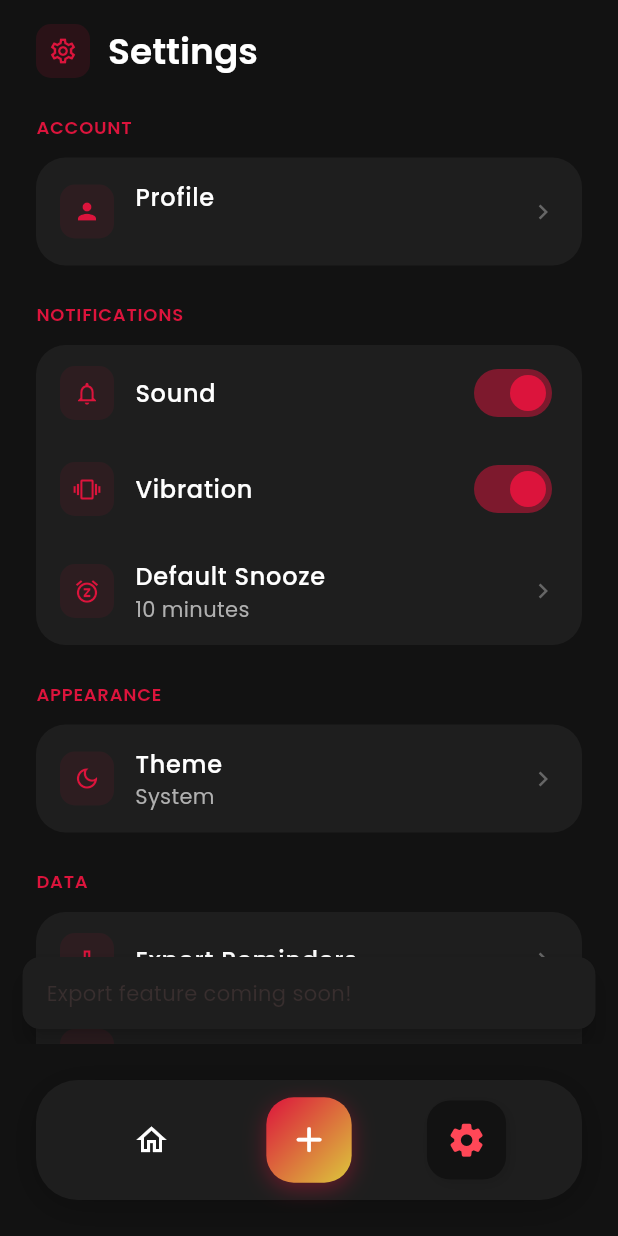
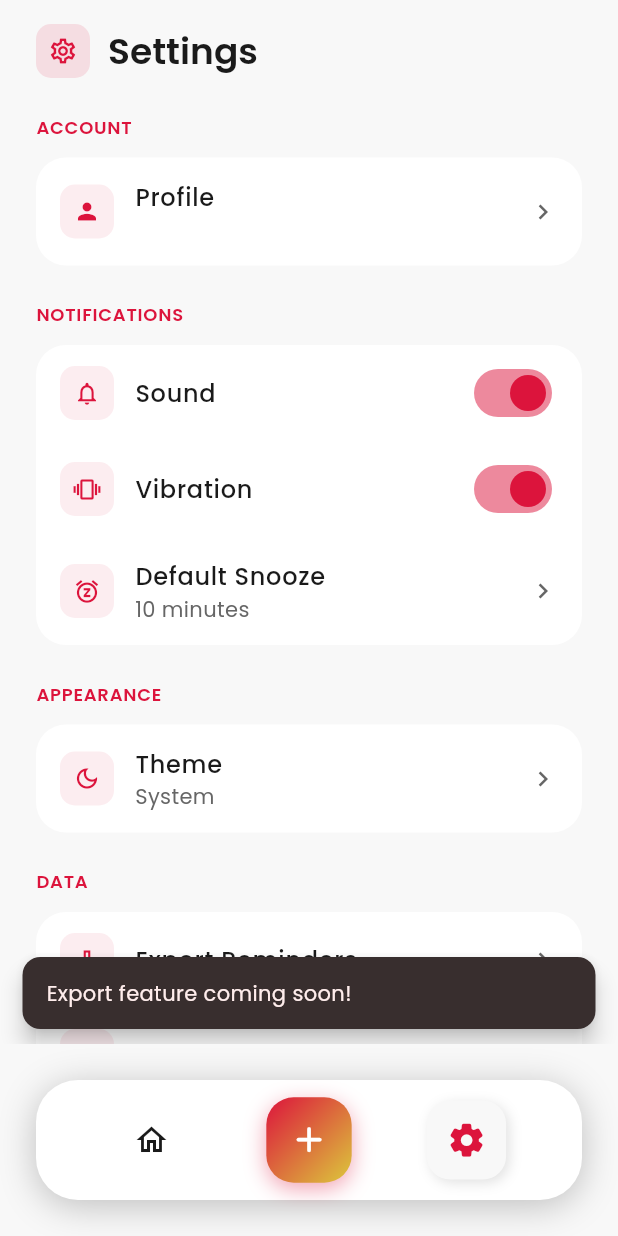
Before and after one commit to Mathew222/Ping, a Flutter app: the SettingsScreen screen opened by its route, after a tap on "Export Reminders", on a phone screen of 412 x 824 dp. Run offline on Flutter 3.47's test engine with Material 3 defaults, Android fonts, the phone set to English and light mode, and no system bars; drawn by our look-alikes of flutter_animate; our stand-ins replace flutter_local_notifications, flutter_riverpod, go_router, google_fonts, shared_preferences, supabase_flutter and 1 more; accounts and stored records are empty.

Commit message:
feat: implement theme switching - users can now choose Light/Dark/System mode

```diff
--- a/lib/app/app.dart
+++ b/lib/app/app.dart
@@ -2,6 +2,7 @@ import 'package:flutter/material.dart';
 import 'package:flutter_riverpod/flutter_riverpod.dart';
 import 'package:ping/app/router.dart';
 import 'package:ping/app/theme/ping_theme.dart';
+import 'package:ping/app/theme/theme_provider.dart';
 import 'package:ping/features/reminders/presentation/providers/reminders_provider.dart';
 
 /// Main Ping application
@@ -11,6 +12,7 @@ class PingApp extends ConsumerWidget {
   @override
   Widget build(BuildContext context, WidgetRef ref) {
     final router = ref.watch(routerProvider);
+    final themeMode = ref.watch(themeModeProvider);
 
     // Keep the reminder actions provider alive to handle notification actions
     ref.watch(reminderActionsProvider);
@@ -20,7 +22,7 @@ class PingApp extends ConsumerWidget {
       debugShowCheckedModeBanner: false,
       theme: PingTheme.lightTheme,
       darkTheme: PingTheme.darkTheme,
-      themeMode: ThemeMode.dark, // Temporarily forced to dark for testing
+      themeMode: themeMode,
       routerConfig: router,
     );
   }
--- /dev/null
+++ b/lib/app/theme/theme_provider.dart
@@ -0,0 +1,47 @@
+import 'package:flutter/material.dart';
+import 'package:flutter_riverpod/flutter_riverpod.dart';
+import 'package:shared_preferences/shared_preferences.dart';
+
+/// Provider for theme mode state
+final themeModeProvider =
+    StateNotifierProvider<ThemeModeNotifier, ThemeMode>((ref) {
+  return ThemeModeNotifier();
+});
+
+/// Notifier for managing theme mode
+class ThemeModeNotifier extends StateNotifier<ThemeMode> {
+  static const String _key = 'theme_mode';
+
+  ThemeModeNotifier() : super(ThemeMode.system) {
+    _loadThemeMode();
+  }
+
+  Future<void> _loadThemeMode() async {
+    final prefs = await SharedPreferences.getInstance();
+    final themeModeString = prefs.getString(_key);
+
+    if (themeModeString != null) {
+      state = ThemeMode.values.firstWhere(
+        (mode) => mode.toString() == themeModeString,
+        orElse: () => ThemeMode.system,
+      );
+    }
+  }
+
+  Future<void> setThemeMode(ThemeMode mode) async {
+    state = mode;
+    final prefs = await SharedPreferences.getInstance();
+    await prefs.setString(_key, mode.toString());
+  }
+
+  String get themeModeString {
+    switch (state) {
+      case ThemeMode.light:
+        return 'Light';
+      case ThemeMode.dark:
+        return 'Dark';
+      case ThemeMode.system:
+        return 'System';
+    }
+  }
+}
--- a/lib/features/settings/presentation/screens/settings_screen.dart
+++ b/lib/features/settings/presentation/screens/settings_screen.dart
@@ -4,6 +4,7 @@ import 'package:flutter_riverpod/flutter_riverpod.dart';
 import 'package:flutter_animate/flutter_animate.dart';
 import 'package:go_router/go_router.dart';
 import 'package:ping/app/theme/ping_theme.dart';
+import 'package:ping/app/theme/theme_provider.dart';
 import 'package:ping/features/auth/presentation/providers/auth_provider.dart';
 
 /// Settings screen with neumorphic design
@@ -17,12 +18,14 @@ class SettingsScreen extends ConsumerStatefulWidget {
 class _SettingsScreenState extends ConsumerState<SettingsScreen> {
   bool _soundEnabled = true;
   bool _vibrationEnabled = true;
-  String _theme = 'System';
   int _defaultSnooze = 10;
 
   @override
   Widget build(BuildContext context) {
     final user = ref.watch(currentUserProvider);
+    final themeMode = ref.watch(themeModeProvider);
+    final themeModeNotifier = ref.read(themeModeProvider.notifier);
+    final themeString = themeModeNotifier.themeModeString;
 
     return Scaffold(
       backgroundColor: Theme.of(context).scaffoldBackgroundColor,
@@ -91,7 +94,7 @@ class _SettingsScreenState extends ConsumerState<SettingsScreen> {
                   _buildSettingsTile(
                     icon: Icons.dark_mode_outlined,
                     title: 'Theme',
-                    subtitle: _theme,
+                    subtitle: themeString,
                     onTap: () => _showThemePicker(),
                   ),
                 ],
```
